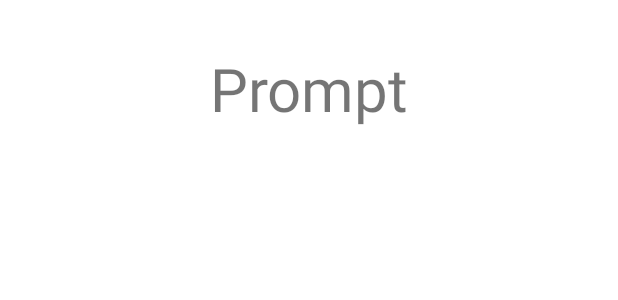
After one commit to tenexyiized/noteboat, an Android app: the layout fragment_prompt_dialog.xml on its own in the app's theme, with its tools: preview values and no code run, on a phone screen of 412 x 824 dp. The commit adds this screen. Shown: the top 300 px of the screen. Run offline under Robolectric (Android 15) with nearby library versions, the phone set to English and light mode, and no system bars.

Commit message:
simple info dialog shown using dialog manager

```diff
--- a/app/src/main/java/com/example/notesboats/MainActivity.kt
+++ b/app/src/main/java/com/example/notesboats/MainActivity.kt
@@ -37,6 +37,7 @@ class MainActivity : AppCompatActivity(), FragmentContainerWrapper {
             screenNavigator.openBlankFragment2()
         }
 
+        dialogManager.showSomeInfo("info")
         Log.d("cnrd",dialogManager.toString())
     }
 
--- /dev/null
+++ b/app/src/main/res/layout/fragment_prompt_dialog.xml
@@ -0,0 +1,20 @@
+<?xml version="1.0" encoding="utf-8"?>
+<androidx.constraintlayout.widget.ConstraintLayout xmlns:android="http://schemas.android.com/apk/res/android"
+    xmlns:app="http://schemas.android.com/apk/res-auto"
+    xmlns:tools="http://schemas.android.com/tools"
+    android:layout_width="match_parent"
+    android:layout_height="wrap_content">
+
+    <TextView
+        android:id="@+id/textView"
+        android:layout_width="wrap_content"
+        android:layout_height="wrap_content"
+        android:layout_marginTop="32dp"
+        android:layout_marginBottom="32dp"
+        android:text="Prompt"
+        android:textSize="40sp"
+        app:layout_constraintBottom_toBottomOf="parent"
+        app:layout_constraintEnd_toEndOf="parent"
+        app:layout_constraintStart_toStartOf="parent"
+        app:layout_constraintTop_toTopOf="parent" />
+</androidx.constraintlayout.widget.ConstraintLayout>
```
Also changed, not shown: app/src/main/java/com/example/common/dialogs/DialogManager.kt (+20 -0 lines), app/src/main/java/com/example/common/dialogs/InfoDialog.kt (added, +14 -0 lines), app/src/main/java/com/example/common/dialogs/PromptDialog.kt (added, +14 -0 lines), app/src/main/res/layout/fragment_info_dialog.xml (added, +20 -0 lines).
